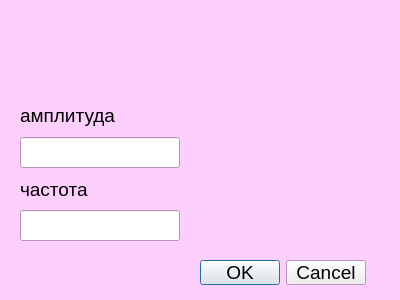
Old version of the form source/form_transformer.ui in the repository maksvorobev/our_project.
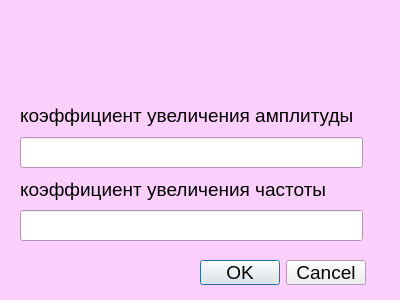
New version of the form. Icons and pictures are not drawn.

```diff
--- a/source/form_transformer.ui
+++ b/source/form_transformer.ui
@@ -106,7 +106,7 @@
     <rect>
      <x>20</x>
      <y>100</y>
-     <width>160</width>
+     <width>343</width>
      <height>141</height>
     </rect>
    </property>
@@ -114,7 +114,7 @@
     <item>
      <widget class="QLabel" name="label_2">
       <property name="text">
-       <string>амплитуда</string>
+       <string>коэффициент увеличения амплитуды</string>
       </property>
      </widget>
     </item>
@@ -124,7 +124,7 @@
     <item>
      <widget class="QLabel" name="label_3">
       <property name="text">
-       <string>частота</string>
+       <string>коэффициент увеличения частоты</string>
       </property>
      </widget>
     </item>
```
